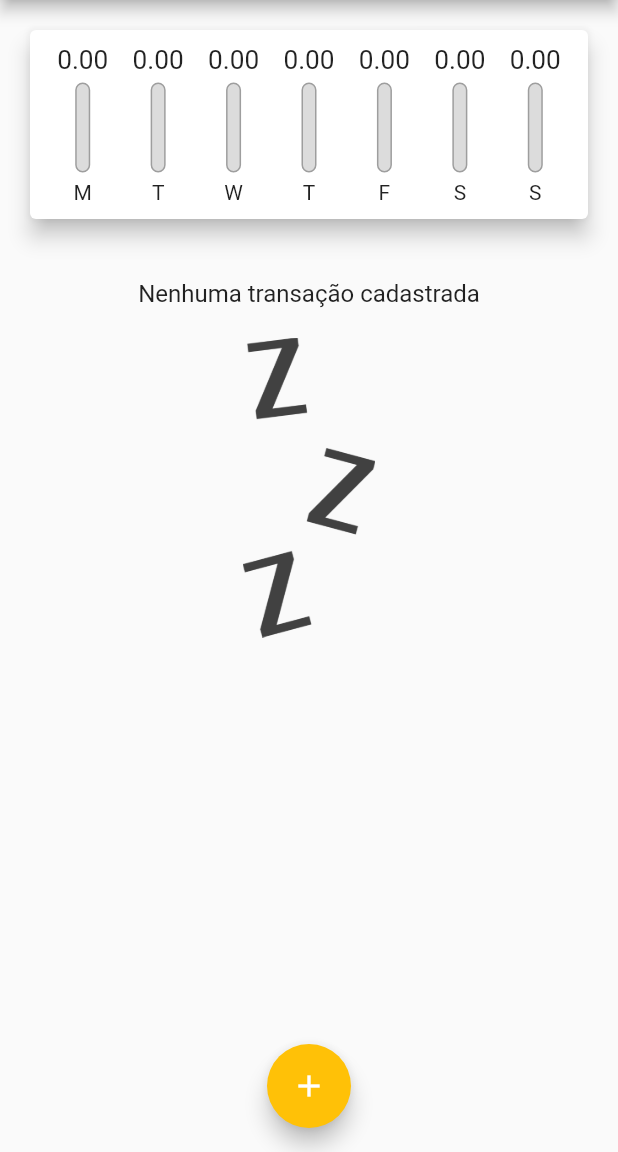
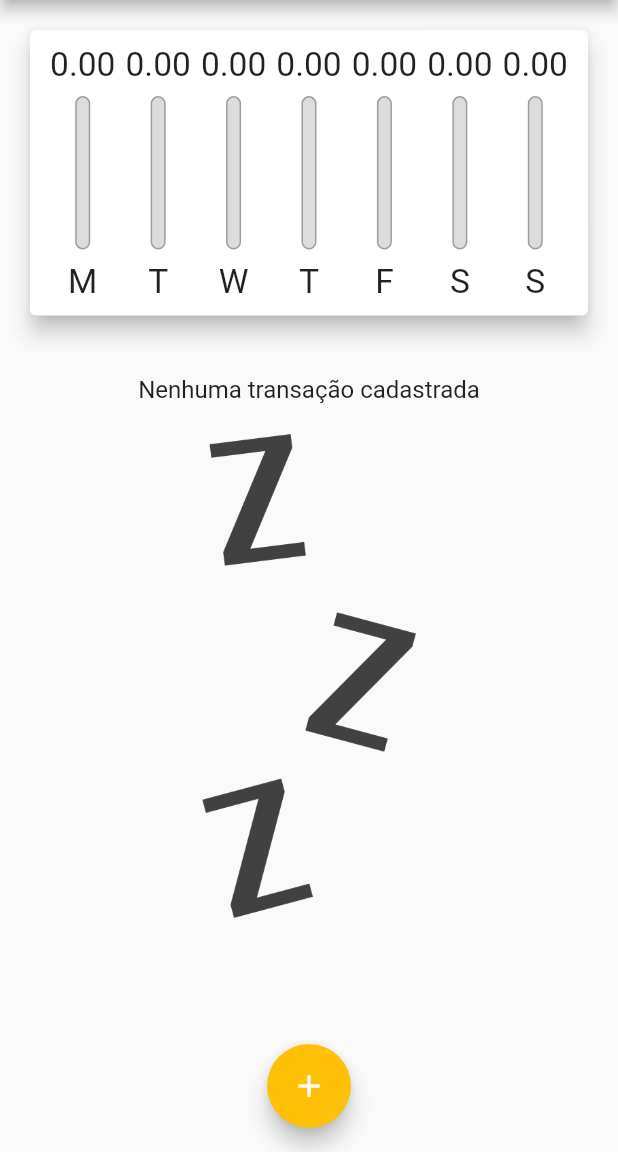
Before and after one commit to LucasOliveiraDaRosa/PersonalExpenses, a Flutter app: the screen it shows after launch, on a phone screen of 412 x 824 dp, the part 84-1236 px from its top. Run offline on Flutter 3.47's test engine with Material 2 defaults, Android fonts, the phone set to English and light mode, and no system bars.

Commit message:
feat - Ajustes de responsividade e adptatividade

```diff
--- a/lib/components/chart_bar.dart
+++ b/lib/components/chart_bar.dart
@@ -13,17 +13,19 @@ class ChartBar extends StatelessWidget {
 
   @override
   Widget build(BuildContext context) {
+    return LayoutBuilder(
+      builder: (ctx, constraints) {
         return Column(
           children: <Widget>[
             Container(
-          height: 20,
+              height: constraints.maxHeight * 0.15,
               child: FittedBox(
                 child: Text('${value.toStringAsFixed(2)}'),
               ),
             ),
-        SizedBox(height: 5),
+            SizedBox(height: constraints.maxHeight * 0.05),
             Container(
-          height: 60,
+              height: constraints.maxHeight * 0.6,
               width: 10,
               child: Stack(
                 alignment: Alignment.bottomCenter,
@@ -50,9 +52,16 @@ class ChartBar extends StatelessWidget {
                 ],
               ),
             ),
-        SizedBox(height: 5),
-        Text(label),
+            SizedBox(height: constraints.maxHeight * 0.05),
+            Container(
+              height: constraints.maxHeight * 0.15,
+              child: FittedBox(
+                child: Text(label),
+              ),
+            ),
           ],
+        );
+      },
     );
   }
 }
--- a/lib/components/transaction_form.dart
+++ b/lib/components/transaction_form.dart
@@ -47,10 +47,16 @@ class _TransactionFormState extends State<TransactionForm> {
 
   @override
   Widget build(BuildContext context) {
-    return Card(
+    return SingleChildScrollView(
+      child: Card(
         elevation: 5,
         child: Padding(
-        padding: const EdgeInsets.all(10),
+          padding: EdgeInsets.only(
+            top: 10,
+            right: 10,
+            left: 10,
+            bottom: 10 + MediaQuery.of(context).viewInsets.bottom,
+          ),
           child: Column(
             children: <Widget>[
               TextField(
@@ -109,6 +115,7 @@ class _TransactionFormState extends State<TransactionForm> {
             ],
           ),
         ),
+      ),
     );
   }
 }
--- a/lib/components/transaction_list.dart
+++ b/lib/components/transaction_list.dart
@@ -10,10 +10,9 @@ class TransactionList extends StatelessWidget {
 
   @override
   Widget build(BuildContext context) {
-    return Container(
-      height: 430,
-      child: transactions.isEmpty
-          ? Column(
+    return transactions.isEmpty
+        ? LayoutBuilder(builder: (ctx, constraints) {
+            return Column(
               children: <Widget>[
                 SizedBox(height: 20),
                 Text(
@@ -22,14 +21,15 @@ class TransactionList extends StatelessWidget {
                 ),
                 SizedBox(height: 20),
                 Container(
-                  height: 200,
+                  height: constraints.maxHeight * 0.6,
                   child: Image.asset(
                     'assets/images/waiting.png',
                     fit: BoxFit.cover,
                   ),
                 )
               ],
-            )
+            );
+          })
         : ListView.builder(
             itemCount: transactions.length,
             itemBuilder: (ctx, index) {
@@ -63,14 +63,20 @@ class TransactionList extends StatelessWidget {
                   subtitle: Text(
                     DateFormat('d MMM y').format(tr.date),
                   ),
-                    trailing: IconButton(
+                  trailing: MediaQuery.of(context).size.width > 480
+                      ? FlatButton.icon(
+                          onPressed: () => onRemove(tr.id),
+                          icon: Icon(Icons.delete),
+                          label: Text('Excluir'),
+                          textColor: Theme.of(context).errorColor,
+                        )
+                      : IconButton(
                           icon: Icon(Icons.delete),
                           color: Theme.of(context).errorColor,
                           onPressed: () => onRemove(tr.id),
                         ),
                 ),
               );
-              }),
-    );
+            });
   }
 }
--- a/lib/main.dart
+++ b/lib/main.dart
@@ -1,6 +1,10 @@
+import 'dart:math';
+import 'dart:io';
+
 import 'package:expenses/components/transaction_form.dart';
 import 'package:flutter/material.dart';
-import 'dart:math';
+import 'package:flutter/cupertino.dart';
+
 import 'components/transaction_form.dart';
 import 'components/transaction_list.dart';
 import 'components/chart.dart';
@@ -22,18 +26,18 @@ class ExpensesApp extends StatelessWidget {
           secondary: Colors.amber,
         ),
         textTheme: tema.textTheme.copyWith(
-          headline6: TextStyle(
+          headline6: const TextStyle(
             fontFamily: 'OpenSans',
             fontSize: 18,
             fontWeight: FontWeight.bold,
             color: Colors.black,
           ),
-          button: TextStyle(
+          button: const TextStyle(
             color: Colors.white,
             fontWeight: FontWeight.bold,
           ),
         ),
-        appBarTheme: AppBarTheme(
+        appBarTheme: const AppBarTheme(
           titleTextStyle: TextStyle(
             fontFamily: 'OpenSans',
             fontSize: 20,
@@ -54,6 +58,7 @@ class MyHomePage extends StatefulWidget {
 
 class _MyHomePageState extends State<MyHomePage> {
   final List<Transaction> _transactions = [];
+  bool _showChart = false;
 
   List<Transaction> get _recentTransactions {
     return _transactions.where((tr) {
@@ -70,6 +75,7 @@ class _MyHomePageState extends State<MyHomePage> {
       value: value,
       date: date,
     );
+
     setState(() {
       _transactions.add(newTransaction);
     });
@@ -92,32 +98,98 @@ class _MyHomePageState extends State<MyHomePage> {
     );
   }
 
+  Widget _getIconButton(IconData icon, Function() fn) {
+    return Platform.isIOS
+        ? GestureDetector(onTap: fn, child: Icon(icon))
+        : IconButton(icon: Icon(icon), onPressed: fn);
+  }
+
   @override
   Widget build(BuildContext context) {
-    return Scaffold(
-      appBar: AppBar(
+    final mediaQuery = MediaQuery.of(context);
+    bool isLandscape = mediaQuery.orientation == Orientation.landscape;
+
+    final actions = [
+      if (isLandscape)
+        _getIconButton(
+          _showChart ? Icons.list : Icons.show_chart,
+          () {
+            setState(() {
+              _showChart = !_showChart;
+            });
+          },
+        ),
+      _getIconButton(
+        Platform.isIOS ? CupertinoIcons.add : Icons.add,
+        () => _openTransactionFormModal(context),
+      ),
+    ];
+
+    final PreferredSizeWidget appBar = AppBar(
       title: const Text('Despesas Pessoais'),
-        actions: [
-          IconButton(
-            icon: const Icon(Icons.add),
-            onPressed: () => _openTransactionFormModal(context),
+      actions: actions,
+    );
+
+    final availableHeight = mediaQuery.size.height -
+        appBar.preferredSize.height -
+        mediaQuery.padding.top;
+
+    final bodyPage = SingleChildScrollView(
+      child: Column(
+        crossAxisAlignment: CrossAxisAlignment.stretch,
+        children: [
+          // if (isLandscape)
+          //   Row(
+          //     mainAxisAlignment: MainAxisAlignment.center,
+          //     children: [
+          //       const Text('Exibir Gráfico'),
+          //       Switch.adaptive(
+          //         activeColor: Theme.of(context).colorScheme.secondary,
+          //         value: _showChart,
+          //         onChanged: (value) {
+          //           setState(() {
+          //             _showChart = value;
+          //           });
+          //         },
+          //       ),
+          //     ],
+          //   ),
+          if (_showChart || !isLandscape)
+            SizedBox(
+              height: availableHeight * (isLandscape ? 0.8 : 0.3),
+              child: Chart(_recentTransactions),
+            ),
+          if (!_showChart || !isLandscape)
+            SizedBox(
+              height: availableHeight * (isLandscape ? 1 : 0.7),
+              child: TransactionList(_transactions, _removeTransaction),
             ),
         ],
       ),
-      body: SingleChildScrollView(
-        child: Column(
-          crossAxisAlignment: CrossAxisAlignment.stretch,
-          children: [
-            Chart(_recentTransactions),
-            TransactionList(_transactions, _removeTransaction),
-          ],
+    );
+
+    return Platform.isIOS
+        ? CupertinoPageScaffold(
+            navigationBar: CupertinoNavigationBar(
+              middle: const Text('Despesas Pessoais'),
+              trailing: Row(
+                mainAxisSize: MainAxisSize.min,
+                children: actions,
               ),
             ),
-      floatingActionButton: FloatingActionButton(
+            child: bodyPage,
+          )
+        : Scaffold(
+            appBar: appBar,
+            body: bodyPage,
+            floatingActionButton: Platform.isIOS
+                ? Container()
+                : FloatingActionButton(
                     child: const Icon(Icons.add),
                     onPressed: () => _openTransactionFormModal(context),
                   ),
-      floatingActionButtonLocation: FloatingActionButtonLocation.centerFloat,
+            floatingActionButtonLocation:
+                FloatingActionButtonLocation.centerFloat,
           );
   }
 }
```
Lines whose indentation alone changed are shown as unchanged.
